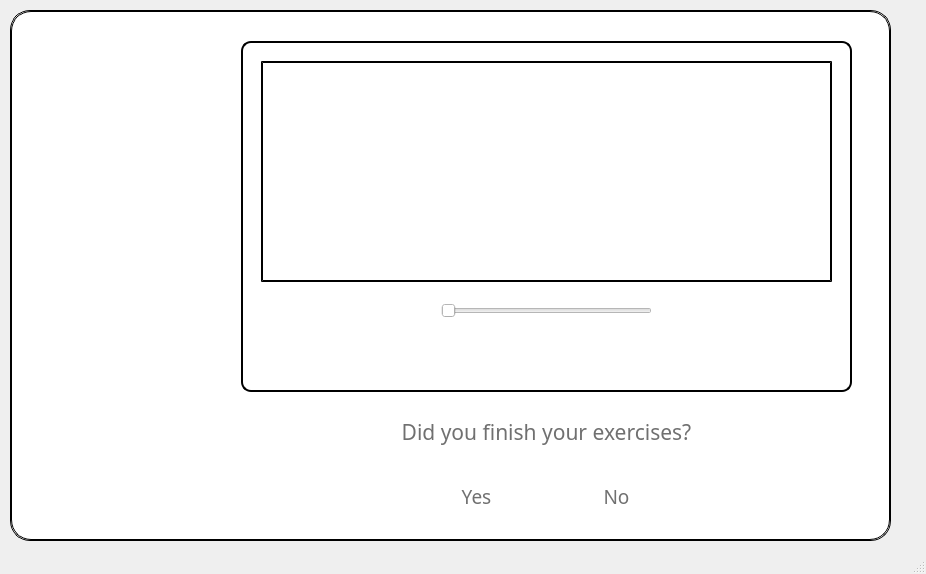
Old version of the form ui/MainView.ui in the repository TheGeniesis/PAK.
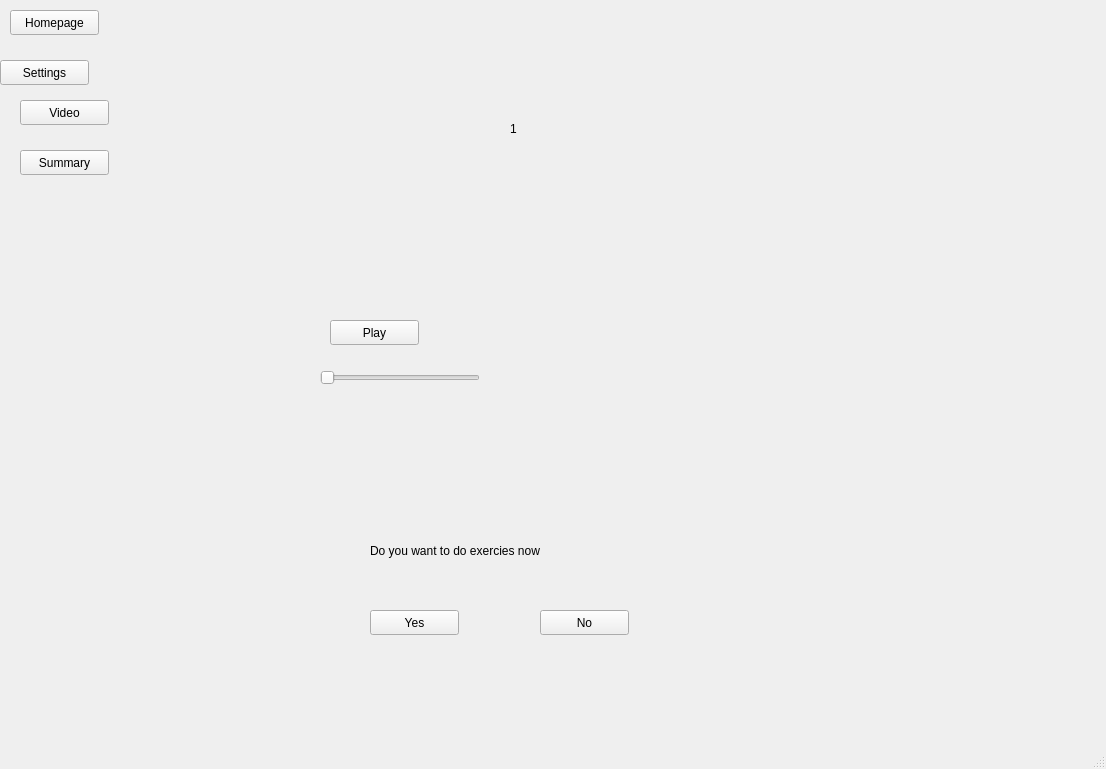
New version of the form. The open tabs and pages were chosen to show the change. Icons and pictures are not drawn.

The edit to the form file:
```diff
--- a/ui/MainView.ui
+++ b/ui/MainView.ui
@@ -6,37 +6,23 @@
    <rect>
     <x>0</x>
     <y>0</y>
-    <width>926</width>
-    <height>574</height>
+    <width>1106</width>
+    <height>769</height>
    </rect>
   </property>
   <property name="windowTitle">
    <string>MainWindow</string>
   </property>
-  <property name="styleSheet">
-   <string notr="true">background: none;</string>
-  </property>
   <widget class="QWidget" name="centralwidget">
    <widget class="QStackedWidget" name="page_main">
     <property name="geometry">
      <rect>
-      <x>10</x>
-      <y>10</y>
-      <width>881</width>
-      <height>531</height>
+      <x>200</x>
+      <y>20</y>
+      <width>741</width>
+      <height>731</height>
      </rect>
     </property>
-    <property name="autoFillBackground">
-     <bool>false</bool>
-    </property>
-    <property name="styleSheet">
-     <string notr="true">border-style: outset;
-background-color: rgb(255, 255, 255);
-border-width: 1px;
-border-radius: 20px;
-border-color: black;
-font: bold14px;</string>
-    </property>
     <property name="currentIndex">
      <number>0</number>
     </property>
@@ -225,56 +211,25 @@
      <widget class="QLabel" name="label_5">
       <property name="geometry">
        <rect>
-        <x>190</x>
-        <y>390</y>
-        <width>691</width>
+        <x>170</x>
+        <y>500</y>
+        <width>281</width>
         <height>61</height>
        </rect>
       </property>
-      <property name="font">
-       <font>
-        <family>Segoe WP SemiLight</family>
-        <pointsize>16</pointsize>
-        <weight>50</weight>
-        <italic>false</italic>
-        <bold>false</bold>
-       </font>
-      </property>
-      <property name="styleSheet">
-       <string notr="true">border: none;
-background: transparent;
-color: rgb(112, 112, 112);</string>
-      </property>
       <property name="text">
-       <string>Did you finish your exercises?</string>
-      </property>
-      <property name="alignment">
-       <set>Qt::AlignCenter</set>
+       <string>Do you want to do exercies now</string>
       </property>
      </widget>
      <widget class="QPushButton" name="b_video_exercise_yes">
       <property name="geometry">
        <rect>
-        <x>400</x>
-        <y>470</y>
-        <width>131</width>
-        <height>30</height>
+        <x>170</x>
+        <y>590</y>
+        <width>89</width>
+        <height>25</height>
        </rect>
       </property>
-      <property name="font">
-       <font>
-        <family>Segoe WP SemiLight</family>
-        <pointsize>14</pointsize>
-        <weight>50</weight>
-        <italic>false</italic>
-        <bold>false</bold>
-       </font>
-      </property>
-      <property name="styleSheet">
-       <string notr="true">border: none;
-background: transparent;
-color: rgb(112, 112, 112);</string>
-      </property>
       <property name="text">
        <string>Yes</string>
       </property>
@@ -282,26 +237,12 @@
      <widget class="QPushButton" name="b_video_exercise_no">
       <property name="geometry">
        <rect>
-        <x>540</x>
-        <y>470</y>
-        <width>131</width>
-        <height>30</height>
+        <x>340</x>
+        <y>590</y>
+        <width>89</width>
+        <height>25</height>
        </rect>
       </property>
-      <property name="font">
-       <font>
-        <family>Segoe WP SemiLight</family>
-        <pointsize>14</pointsize>
-        <weight>50</weight>
-        <italic>false</italic>
-        <bold>false</bold>
-       </font>
-      </property>
-      <property name="styleSheet">
-       <string notr="true">border: none;
-background: transparent;
-color: rgb(112, 112, 112);</string>
-      </property>
       <property name="text">
        <string>No</string>
       </property>
@@ -309,29 +250,21 @@
      <widget class="QWidget" name="video_widget" native="true">
       <property name="geometry">
        <rect>
-        <x>230</x>
+        <x>90</x>
         <y>30</y>
-        <width>611</width>
-        <height>351</height>
+        <width>541</width>
+        <height>451</height>
        </rect>
       </property>
-      <property name="styleSheet">
-       <string notr="true">border-style: outset;
-border-width: 2px;
-border-radius: 10px;</string>
-      </property>
       <widget class="QSlider" name="f_video_length">
        <property name="geometry">
         <rect>
-         <x>200</x>
-         <y>260</y>
-         <width>211</width>
-         <height>20</height>
+         <x>30</x>
+         <y>320</y>
+         <width>160</width>
+         <height>16</height>
         </rect>
        </property>
-       <property name="styleSheet">
-        <string notr="true">border: none;</string>
-       </property>
        <property name="orientation">
         <enum>Qt::Horizontal</enum>
        </property>
@@ -339,162 +272,49 @@
       <widget class="QWidget" name="video_box" native="true">
        <property name="geometry">
         <rect>
-         <x>20</x>
-         <y>20</y>
-         <width>571</width>
+         <x>40</x>
+         <y>30</y>
+         <width>471</width>
          <height>221</height>
         </rect>
        </property>
-       <property name="styleSheet">
-        <string notr="true">border-width: 2px;
-border-radius: 0px;</string>
-       </property>
        <widget class="QLabel" name="video_id">
         <property name="geometry">
          <rect>
-          <x>290</x>
+          <x>180</x>
           <y>40</y>
-          <width>51</width>
-          <height>51</height>
+          <width>67</width>
+          <height>17</height>
          </rect>
         </property>
-        <property name="styleSheet">
-         <string notr="true">border: none;
-color: transparent;</string>
-        </property>
         <property name="text">
          <string>1</string>
         </property>
-        <property name="alignment">
-         <set>Qt::AlignCenter</set>
-        </property>
-       </widget>
-       <widget class="QWidget" name="video_media_player" native="true">
-        <property name="geometry">
-         <rect>
-          <x>40</x>
-          <y>20</y>
-          <width>241</width>
-          <height>171</height>
-         </rect>
-        </property>
-        <property name="styleSheet">
-         <string notr="true">border: none;</string>
-        </property>
        </widget>
       </widget>
       <widget class="QPushButton" name="b_video_play">
        <property name="geometry">
         <rect>
-         <x>10</x>
-         <y>290</y>
-         <width>591</width>
-         <height>41</height>
+         <x>40</x>
+         <y>270</y>
+         <width>89</width>
+         <height>25</height>
         </rect>
        </property>
-       <property name="styleSheet">
-        <string notr="true">image: url(:/playbutton/png/play.jpg);
-border:transparent;</string>
-       </property>
        <property name="text">
-        <string/>
+        <string>Play</string>
        </property>
       </widget>
-     </widget>
-     <widget class="QPushButton" name="nav_settings_2">
-      <property name="geometry">
-       <rect>
-        <x>990</x>
-        <y>100</y>
-        <width>131</width>
-        <height>51</height>
-       </rect>
-      </property>
-      <property name="maximumSize">
-       <size>
-        <width>131</width>
-        <height>300</height>
-       </size>
-      </property>
-      <property name="styleSheet">
-       <string notr="true">
-border: none;
-background: transparent;
-font: bold14px;
-image: url(:/Settings/png/Settings.png);</string>
-      </property>
-      <property name="text">
-       <string/>
-      </property>
-     </widget>
-     <widget class="QPushButton" name="nav_video_2">
-      <property name="geometry">
-       <rect>
-        <x>990</x>
-        <y>180</y>
-        <width>131</width>
-        <height>51</height>
-       </rect>
-      </property>
-      <property name="maximumSize">
-       <size>
-        <width>131</width>
-        <height>300</height>
-       </size>
-      </property>
-      <property name="styleSheet">
-       <string notr="true">image: url(:/Video/png/video2.png);
-border: none;
-background: transparent;
-font: bold14px;</string>
-      </property>
-      <property name="text">
-       <string/>
-      </property>
-     </widget>
-     <widget class="QPushButton" name="nav_main_2">
-      <property name="geometry">
-       <rect>
-        <x>990</x>
-        <y>10</y>
-        <width>131</width>
-        <height>51</height>
-       </rect>
-      </property>
-      <property name="maximumSize">
-       <size>
-        <width>131</width>
-        <height>300</height>
-       </size>
-      </property>
-      <property name="styleSheet">
-       <string notr="true">image: url(:/Main/png/home2.png);
-font: bold14px;
-border: none;
-background: transparent;</string>
-      </property>
-      <property name="text">
-       <string/>
-      </property>
-     </widget>
-     <widget class="QPushButton" name="nav_summary_2">
-      <property name="geometry">
-       <rect>
-        <x>990</x>
-        <y>260</y>
-        <width>131</width>
-        <height>51</height>
-       </rect>
-      </property>
-      <property name="styleSheet">
-       <string notr="true">image: url(:/Summary/png/summary2.png);
-font: bold14px;
-border: none;
-background: transparent;</string>
-      </property>
-      <property name="text">
-       <string/>
-      </property>
+      <widget class="QWidget" name="video_media_player" native="true">
+       <property name="geometry">
+        <rect>
+         <x>20</x>
+         <y>50</y>
+         <width>120</width>
+         <height>80</height>
+        </rect>
+       </property>
+      </widget>
      </widget>
     </widget>
     <widget class="QWidget" name="view_exercise_declined">
@@ -925,6 +745,19 @@
      </widget>
     </widget>
     <widget class="QWidget" name="view_summary">
+     <widget class="QLabel" name="label_6">
+      <property name="geometry">
+       <rect>
+        <x>330</x>
+        <y>100</y>
+        <width>67</width>
+        <height>17</height>
+       </rect>
+      </property>
+      <property name="text">
+       <string>Summary</string>
+      </property>
+     </widget>
      <widget class="QCalendarWidget" name="summary_calendar">
       <property name="geometry">
        <rect>
@@ -1086,133 +919,65 @@
    <widget class="QPushButton" name="nav_main">
     <property name="geometry">
      <rect>
-      <x>40</x>
-      <y>120</y>
-      <width>131</width>
-      <height>50</height>
+      <x>10</x>
+      <y>10</y>
+      <width>89</width>
+      <height>25</height>
      </rect>
     </property>
-    <property name="maximumSize">
-     <size>
-      <width>131</width>
-      <height>300</height>
-     </size>
-    </property>
-    <property name="styleSheet">
-     <string notr="true">image: url(:/Main/png/home2.png);
-font: bold14px;
-border: none;
-background: transparent;</string>
-    </property>
     <property name="text">
-     <string/>
+     <string>Homepage</string>
     </property>
    </widget>
    <widget class="QPushButton" name="nav_settings">
     <property name="geometry">
      <rect>
-      <x>40</x>
-      <y>200</y>
-      <width>130</width>
-      <height>50</height>
+      <x>0</x>
+      <y>60</y>
+      <width>89</width>
+      <height>25</height>
      </rect>
     </property>
-    <property name="maximumSize">
-     <size>
-      <width>131</width>
-      <height>300</height>
-     </size>
-    </property>
-    <property name="styleSheet">
-     <string notr="true">
-border: none;
-background: transparent;
-font: bold14px;
-image: url(:/Settings/png/Settings.png);</string>
-    </property>
     <property name="text">
-     <string/>
-    </property>
-   </widget>
-   <widget class="QPushButton" name="nav_summary">
-    <property name="geometry">
-     <rect>
-      <x>40</x>
-      <y>360</y>
-      <width>130</width>
-      <height>50</height>
-     </rect>
-    </property>
-    <property name="styleSheet">
-     <string notr="true">image: url(:/Summary/png/summary2.png);
-font: bold14px;
-border: none;
-background: transparent;</string>
-    </property>
-    <property name="text">
-     <string/>
+     <string>Settings</string>
     </property>
    </widget>
    <widget class="QPushButton" name="nav_video">
     <property name="geometry">
      <rect>
-      <x>40</x>
-      <y>280</y>
-      <width>130</width>
-      <height>50</height>
+      <x>20</x>
+      <y>100</y>
+      <width>89</width>
+      <height>25</height>
      </rect>
     </property>
-    <property name="maximumSize">
-     <size>
-      <width>131</width>
-      <height>300</height>
-     </size>
-    </property>
-    <property name="styleSheet">
-     <string notr="true">image: url(:/Video/png/video2.png);
-border: none;
-background: transparent;
-font: bold14px;</string>
-    </property>
     <property name="text">
-     <string/>
+     <string>Video</string>
     </property>
    </widget>
-   <widget class="QLabel" name="label_12">
+   <widget class="QPushButton" name="nav_summary">
     <property name="geometry">
      <rect>
-      <x>30</x>
-      <y>20</y>
-      <width>160</width>
-      <height>70</height>
+      <x>20</x>
+      <y>150</y>
+      <width>89</width>
+      <height>25</height>
      </rect>
     </property>
-    <property name="styleSheet">
-     <string notr="true">image: url(:/logo/png/clickaboo.png);
-</string>
-    </property>
     <property name="text">
-     <string/>
+     <string>Summary</string>
     </property>
    </widget>
-   <widget class="QLabel" name="label_6">
-    <property name="geometry">
-     <rect>
-      <x>190</x>
-      <y>10</y>
-      <width>20</width>
-      <height>531</height>
-     </rect>
-    </property>
-    <property name="styleSheet">
-     <string notr="true">border: none;
-background: none;
-image: url(:/path/png/path.png)</string>
-    </property>
-    <property name="text">
-     <string/>
-    </property>
-   </widget>
+  </widget>
+  <widget class="QMenuBar" name="menubar">
+   <property name="geometry">
+    <rect>
+     <x>0</x>
+     <y>0</y>
+     <width>1106</width>
+     <height>22</height>
+    </rect>
+   </property>
   </widget>
   <widget class="QStatusBar" name="statusbar"/>
  </widget>
```
Left out of the diff: 671 changed lines with no effect on the pictures.
